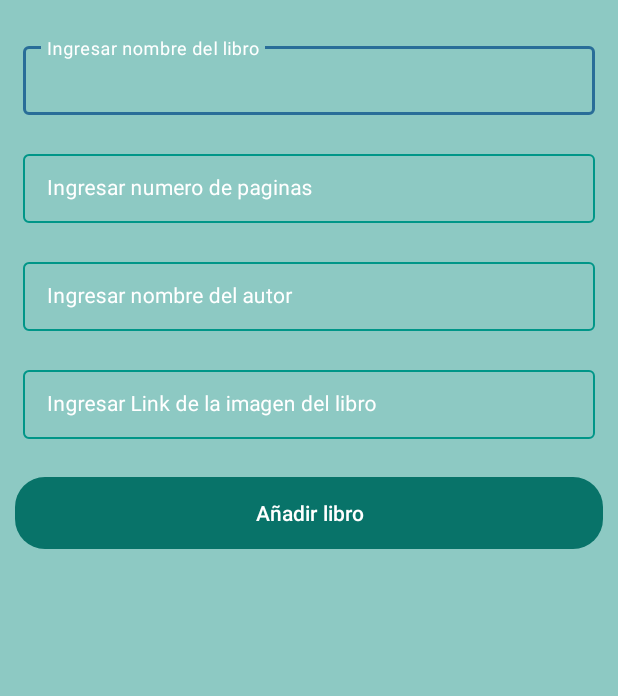
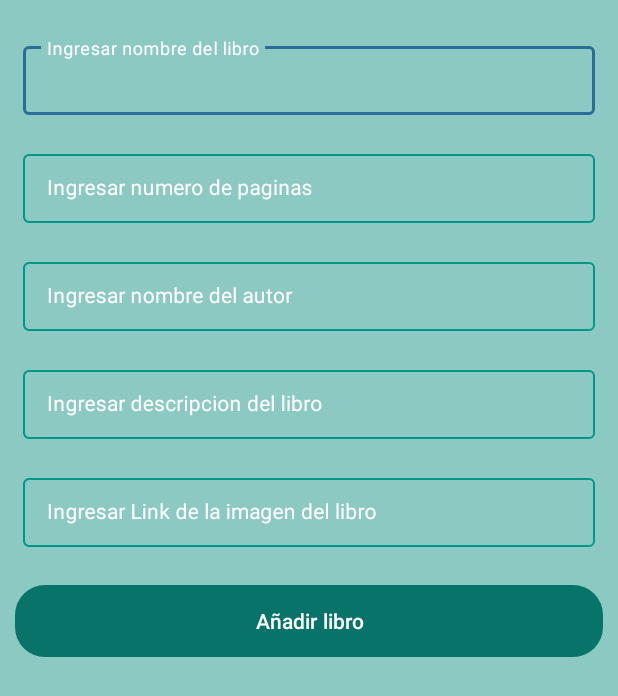
Before and after one commit to strooplab/LibraryApp_firebase, an Android app: the AddBookActivity screen opened directly, with no data from a screen before it, on a phone screen of 412 x 824 dp. Shown: the top 696 px of the screen. Run offline under Robolectric (Android 15) with nearby library versions, the phone set to English and light mode, and no system bars; our stand-ins replace Firebase (no records; nobody signed in at launch, a user with empty details on screens opened directly).

Commit message:
parte 1 corregida, inicio de parte 2

```diff
--- a/app/src/main/java/com/example/libraryapp_firebase/AddBookActivity.java
+++ b/app/src/main/java/com/example/libraryapp_firebase/AddBookActivity.java
@@ -19,7 +19,7 @@ import com.google.firebase.database.ValueEventListener;
 
 public class AddBookActivity extends AppCompatActivity {
 
-    private TextInputEditText bookNameEdt,bookPagesEdt,bookAutorEdt,bookImgEdt;
+    private TextInputEditText bookNameEdt,bookPagesEdt,bookAutorEdt,bookDescEdt,bookImgEdt;
     private Button addBookBtn;
     private ProgressBar loadingPB;
     private FirebaseDatabase firebaseDatabase;
@@ -33,6 +33,7 @@ public class AddBookActivity extends AppCompatActivity {
         bookNameEdt = findViewById(R.id.idEdtBookName);
         bookPagesEdt = findViewById(R.id.idEdtBookPages);
         bookAutorEdt = findViewById(R.id.idEdtBookAutor);
+        bookDescEdt = findViewById(R.id.idEdtBookdesc);
         bookImgEdt = findViewById(R.id.idEdtBookImg);
         addBookBtn = findViewById(R.id.idBtnAddBook);
         loadingPB = findViewById(R.id.idPBLoading);
@@ -46,9 +47,10 @@ public class AddBookActivity extends AppCompatActivity {
                 String bookName = bookNameEdt.getText().toString();
                 String bookPages = bookPagesEdt.getText().toString();
                 String bookAutor = bookAutorEdt.getText().toString();
+                String bookDesc= bookDescEdt.getText().toString();
                 String bookImg = bookImgEdt.getText().toString();
                 bookID = bookName;
-                BookRVModal bookRVModal = new BookRVModal(bookName,bookAutor,bookPages,bookImg,bookID);
+                BookRVModal bookRVModal = new BookRVModal(bookName,bookAutor,bookPages,bookDesc,bookImg,bookID);
 
                 databaseReference.addValueEventListener(new ValueEventListener() {
                     @Override
--- a/app/src/main/java/com/example/libraryapp_firebase/EditBookActivity.java
+++ b/app/src/main/java/com/example/libraryapp_firebase/EditBookActivity.java
@@ -25,7 +25,7 @@ import java.util.Objects;
 
 public class EditBookActivity extends AppCompatActivity {
 
-    private TextInputEditText bookNameEdt,bookPagesEdt,bookAutorEdt,bookImgEdt;
+    private TextInputEditText bookNameEdt,bookPagesEdt,bookAutorEdt,bookDescEdt,bookImgEdt;
     private Button updateBookBtn, deleteBookBtn;
     private ProgressBar loadingPB;
     private FirebaseDatabase firebaseDatabase;
@@ -41,6 +41,7 @@ public class EditBookActivity extends AppCompatActivity {
         bookNameEdt = findViewById(R.id.idEdtBookName);
         bookPagesEdt = findViewById(R.id.idEdtBookPages);
         bookAutorEdt = findViewById(R.id.idEdtBookAutor);
+        bookDescEdt = findViewById(R.id.idEdtBookDescripcion);
         bookImgEdt = findViewById(R.id.idEdtBookImg);
         updateBookBtn = findViewById(R.id.idBtnUpdateBook);
         deleteBookBtn = findViewById(R.id.idBtnDeleteBook);
@@ -62,12 +63,14 @@ public class EditBookActivity extends AppCompatActivity {
                 String bookName = bookNameEdt.getText().toString();
                 String bookPages = bookPagesEdt.getText().toString();
                 String bookAutor = bookAutorEdt.getText().toString();
+                String bookDesc= bookDescEdt.getText().toString();
                 String bookImg = bookImgEdt.getText().toString();
 
                 Map<String,Object> map = new HashMap<>();
                 map.put("bookName",bookName);
                 map.put("bookPages",bookPages);
                 map.put("bookAutor",bookAutor);
+                map.put("bookDescripcion",bookDesc);
                 map.put("bookImg",bookImg);
                 map.put("bookID",bookID);
 
--- a/app/src/main/res/layout/activity_add_book.xml
+++ b/app/src/main/res/layout/activity_add_book.xml
@@ -96,6 +96,31 @@
                 android:layout_marginStart="10dp"
                 android:layout_marginTop="10dp"
                 android:layout_marginEnd="10dp"
+                android:hint="Ingresar descripcion del libro"
+                android:padding="5dp"
+                android:textColorHint="@color/white"
+                app:hintTextColor="@color/white">
+
+                <com.google.android.material.textfield.TextInputEditText
+                    android:id="@+id/idEdtBookdesc"
+                    android:layout_width="match_parent"
+                    android:layout_height="wrap_content"
+                    android:importantForAutofill="no"
+                    android:inputType="text"
+                    android:textColor="@color/white"
+                    android:textColorHint="@color/white"
+                    android:textSize="14sp" />
+
+            </com.google.android.material.textfield.TextInputLayout>
+
+
+            <com.google.android.material.textfield.TextInputLayout
+                style="@style/TextInputLayout"
+                android:layout_width="match_parent"
+                android:layout_height="wrap_content"
+                android:layout_marginStart="10dp"
+                android:layout_marginTop="10dp"
+                android:layout_marginEnd="10dp"
                 android:hint="Ingresar Link de la imagen del libro"
                 android:padding="5dp"
                 android:textColorHint="@color/white"
```
Also changed, not shown: app/src/main/java/com/example/libraryapp_firebase/BookRVModal.java (+14 -1 lines), app/src/main/res/layout/activity_edit_book.xml (+25 -0 lines), app/src/main/res/layout/dialogo_inferior.xml (added, +56 -0 lines).
